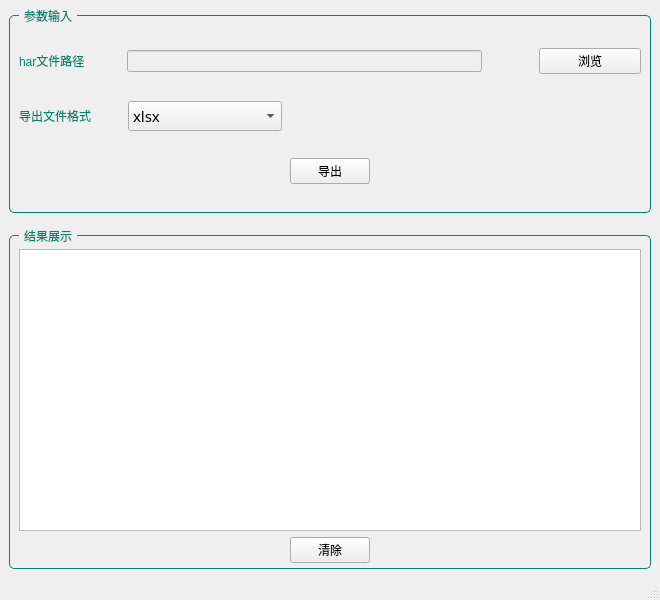
Old version of the form ui/ocean_data.ui in the repository LINFinger/oceanData.
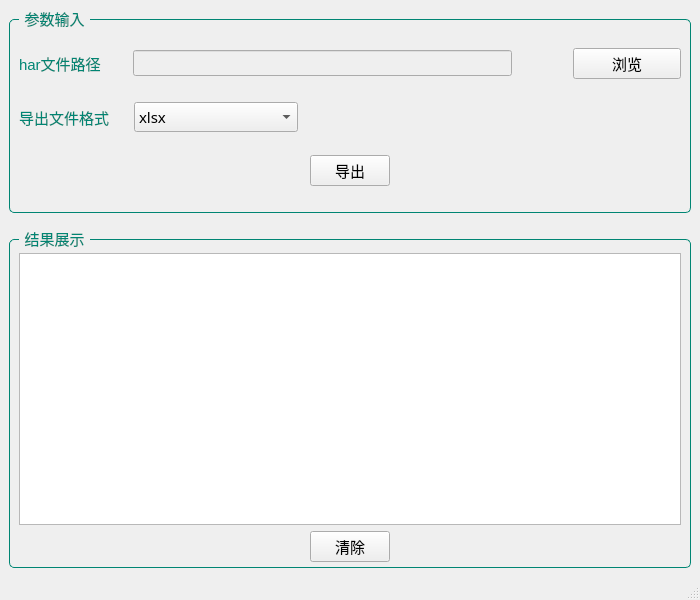
New version of the form.

Commit message: multithreading it

Patch:
```diff
--- a/ui/ocean_data.ui
+++ b/ui/ocean_data.ui
@@ -9,20 +9,26 @@
    <rect>
     <x>0</x>
     <y>0</y>
-    <width>660</width>
+    <width>700</width>
     <height>600</height>
    </rect>
   </property>
   <property name="font">
    <font>
-    <family>宋体</family>
+    <family>微软雅黑</family>
+    <pointsize>-1</pointsize>
    </font>
   </property>
   <property name="windowTitle">
    <string>FJOCEANDATA</string>
   </property>
   <property name="styleSheet">
-   <string notr="true">QLabel{
+   <string notr="true">*{
+	font-family:微软雅黑;
+	font-size:15px;
+}
+
+QLabel{
 	color: rgb(0, 133, 115);
 }
 
@@ -30,7 +36,7 @@
 	color: rgb(0, 133, 115);
 	border: 1px solid rgb(0, 133, 115);
     border-radius: 5px;
-    margin-top: 6px;
+    margin-top: 10px;
 	padding-top: 4px;
 }
 QGroupBox::title {
@@ -114,8 +120,8 @@
           <widget class="QComboBox" name="typeComboBox">
            <property name="font">
             <font>
-             <family>黑体</family>
-             <pointsize>11</pointsize>
+             <family>微软雅黑</family>
+             <pointsize>-1</pointsize>
             </font>
            </property>
            <property name="duplicatesEnabled">
@@ -194,8 +200,8 @@
           <string>&lt;!DOCTYPE HTML PUBLIC &quot;-//W3C//DTD HTML 4.0//EN&quot; &quot;http://www.w3.org/TR/REC-html40/strict.dtd&quot;&gt;
 &lt;html&gt;&lt;head&gt;&lt;meta name=&quot;qrichtext&quot; content=&quot;1&quot; /&gt;&lt;style type=&quot;text/css&quot;&gt;
 p, li { white-space: pre-wrap; }
-&lt;/style&gt;&lt;/head&gt;&lt;body style=&quot; font-family:'SimSun'; font-size:9pt; font-weight:400; font-style:normal;&quot;&gt;
-&lt;p style=&quot;-qt-paragraph-type:empty; margin-top:0px; margin-bottom:0px; margin-left:0px; margin-right:0px; -qt-block-indent:0; text-indent:0px; font-family:'宋体';&quot;&gt;&lt;br /&gt;&lt;/p&gt;&lt;/body&gt;&lt;/html&gt;</string>
+&lt;/style&gt;&lt;/head&gt;&lt;body style=&quot; font-family:'微软雅黑'; font-size:15px; font-weight:400; font-style:normal;&quot;&gt;
+&lt;p style=&quot;-qt-paragraph-type:empty; margin-top:0px; margin-bottom:0px; margin-left:0px; margin-right:0px; -qt-block-indent:0; text-indent:0px;&quot;&gt;&lt;br /&gt;&lt;/p&gt;&lt;/body&gt;&lt;/html&gt;</string>
          </property>
         </widget>
        </item>
```
Left out of the diff: 2 changed lines with no effect on the pictures. The commit also changes 1 other file.
